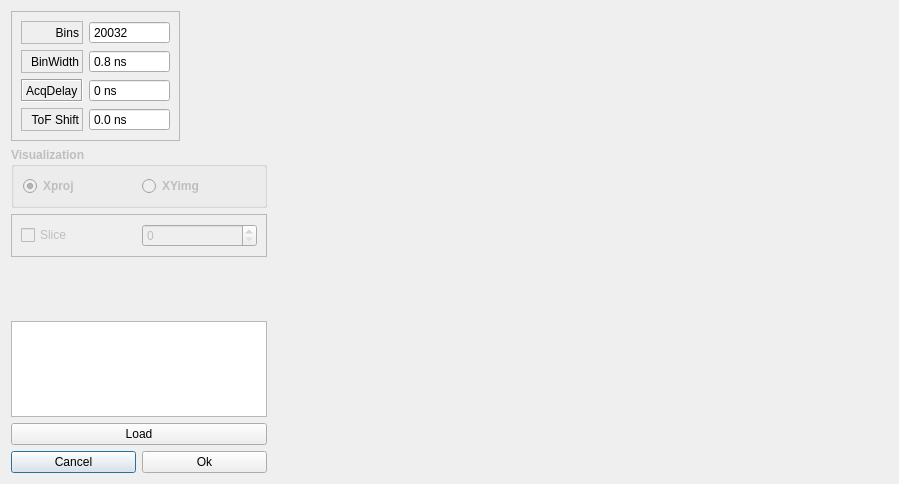
Old version of the form forms/original/plot_dlg.ui in the repository DinkoAtanasov/TofCA.
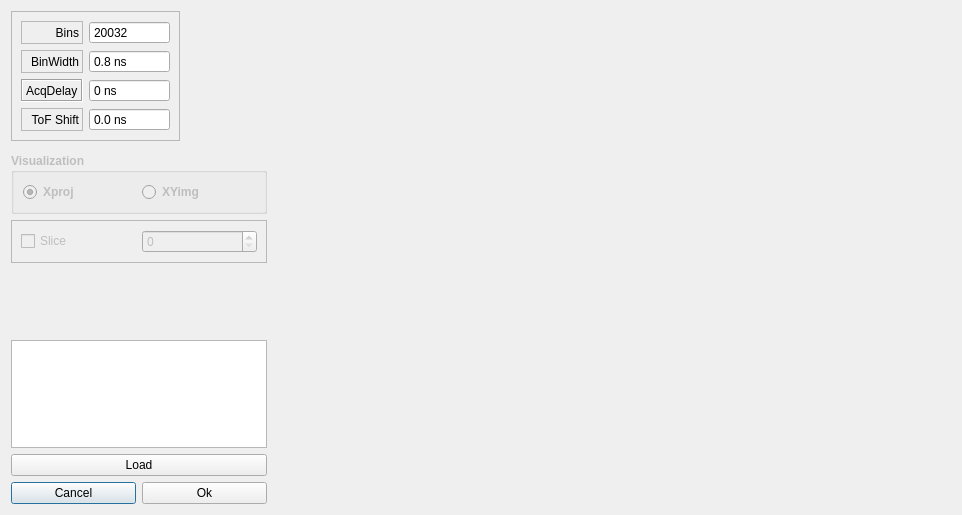
New version of the form.

What changed in the file:
```diff
--- a/forms/original/plot_dlg.ui
+++ b/forms/original/plot_dlg.ui
@@ -6,8 +6,8 @@
    <rect>
     <x>0</x>
     <y>0</y>
-    <width>899</width>
-    <height>484</height>
+    <width>962</width>
+    <height>515</height>
    </rect>
   </property>
   <property name="windowTitle">
@@ -166,7 +166,7 @@
      </layout>
     </widget>
    </item>
-   <item row="3" column="0">
+   <item row="4" column="0">
     <spacer name="verticalSpacer">
      <property name="orientation">
       <enum>Qt::Vertical</enum>
@@ -179,7 +179,7 @@
      </property>
     </spacer>
    </item>
-   <item row="6" column="0">
+   <item row="7" column="0">
     <layout class="QHBoxLayout" name="horizontalLayout">
      <item>
       <widget class="QPushButton" name="cancelButton">
@@ -197,24 +197,7 @@
      </item>
     </layout>
    </item>
-   <item row="4" column="0">
-    <widget class="QTextEdit" name="fit_info">
-     <property name="sizePolicy">
-      <sizepolicy hsizetype="Fixed" vsizetype="Expanding">
-       <horstretch>0</horstretch>
-       <verstretch>0</verstretch>
-      </sizepolicy>
-     </property>
-    </widget>
-   </item>
-   <item row="5" column="0">
-    <widget class="QPushButton" name="loadButton">
-     <property name="text">
-      <string>Load</string>
-     </property>
-    </widget>
-   </item>
-   <item row="1" column="0">
+   <item row="2" column="0">
     <widget class="QGroupBox" name="visBox">
      <property name="enabled">
       <bool>false</bool>
@@ -251,16 +234,7 @@
      </layout>
     </widget>
    </item>
-   <item row="0" column="1" rowspan="7">
-    <widget class="QWidget" name="graphWidget" native="true">
-     <layout class="QGridLayout" name="gridLayout_3">
-      <item row="0" column="0">
-       <layout class="QVBoxLayout" name="verticalLayout"/>
-      </item>
-     </layout>
-    </widget>
-   </item>
-   <item row="2" column="0">
+   <item row="3" column="0">
     <widget class="QFrame" name="frame">
      <property name="frameShape">
       <enum>QFrame::StyledPanel</enum>
@@ -269,7 +243,7 @@
       <enum>QFrame::Raised</enum>
      </property>
      <layout class="QGridLayout" name="gridLayout_5">
-      <item row="0" column="0">
+      <item row="1" column="0">
        <widget class="QCheckBox" name="sliceCheckBox">
         <property name="enabled">
          <bool>false</bool>
@@ -279,7 +253,7 @@
         </property>
        </widget>
       </item>
-      <item row="0" column="1">
+      <item row="1" column="1">
        <widget class="QSpinBox" name="sliceBox">
         <property name="enabled">
          <bool>false</bool>
@@ -289,6 +263,32 @@
      </layout>
     </widget>
    </item>
+   <item row="5" column="0">
+    <widget class="QTextEdit" name="fit_info">
+     <property name="sizePolicy">
+      <sizepolicy hsizetype="Fixed" vsizetype="Expanding">
+       <horstretch>0</horstretch>
+       <verstretch>0</verstretch>
+      </sizepolicy>
+     </property>
+    </widget>
+   </item>
+   <item row="6" column="0">
+    <widget class="QPushButton" name="loadButton">
+     <property name="text">
+      <string>Load</string>
+     </property>
+    </widget>
+   </item>
+   <item row="0" column="1" rowspan="8">
+    <widget class="QWidget" name="graphWidget" native="true">
+     <layout class="QGridLayout" name="gridLayout_3">
+      <item row="0" column="0">
+       <layout class="QVBoxLayout" name="verticalLayout"/>
+      </item>
+     </layout>
+    </widget>
+   </item>
   </layout>
  </widget>
  <resources/>
```
